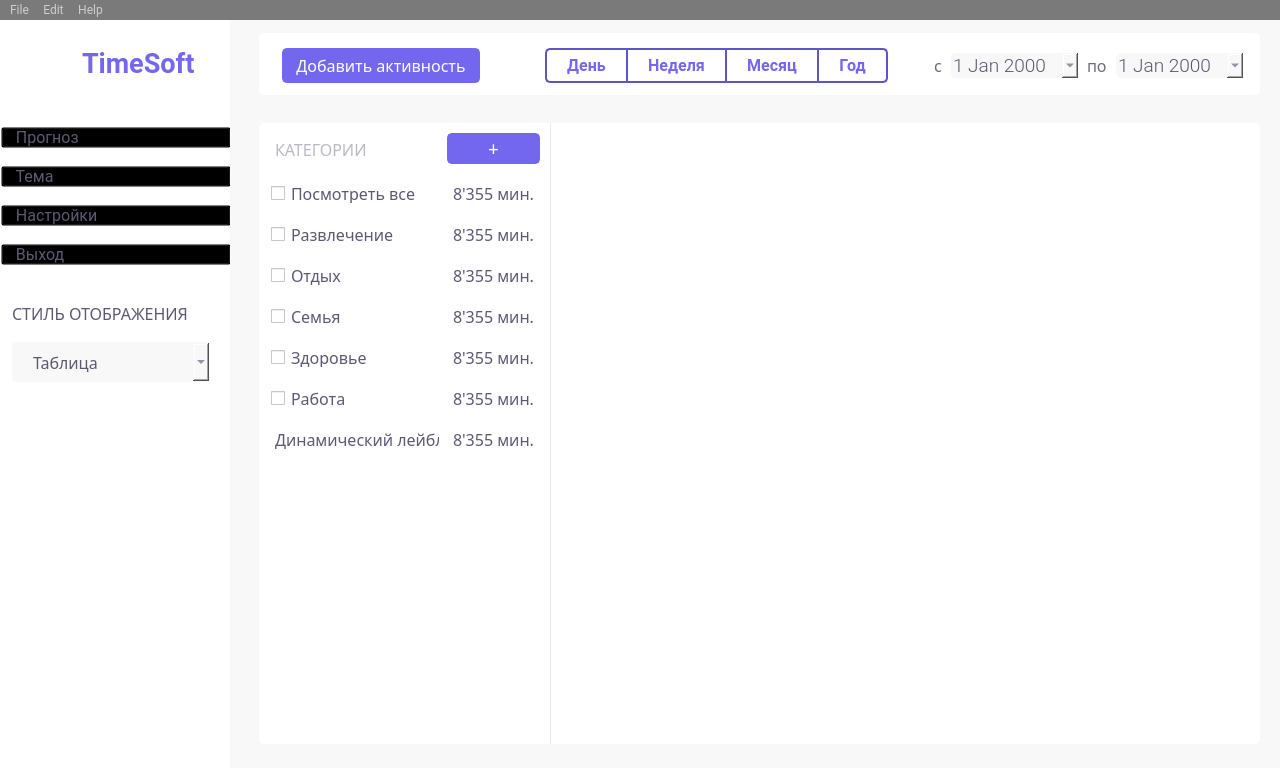
yurii-bel/project_2021, file design/mainwindow_w.ui: the form before one commit.
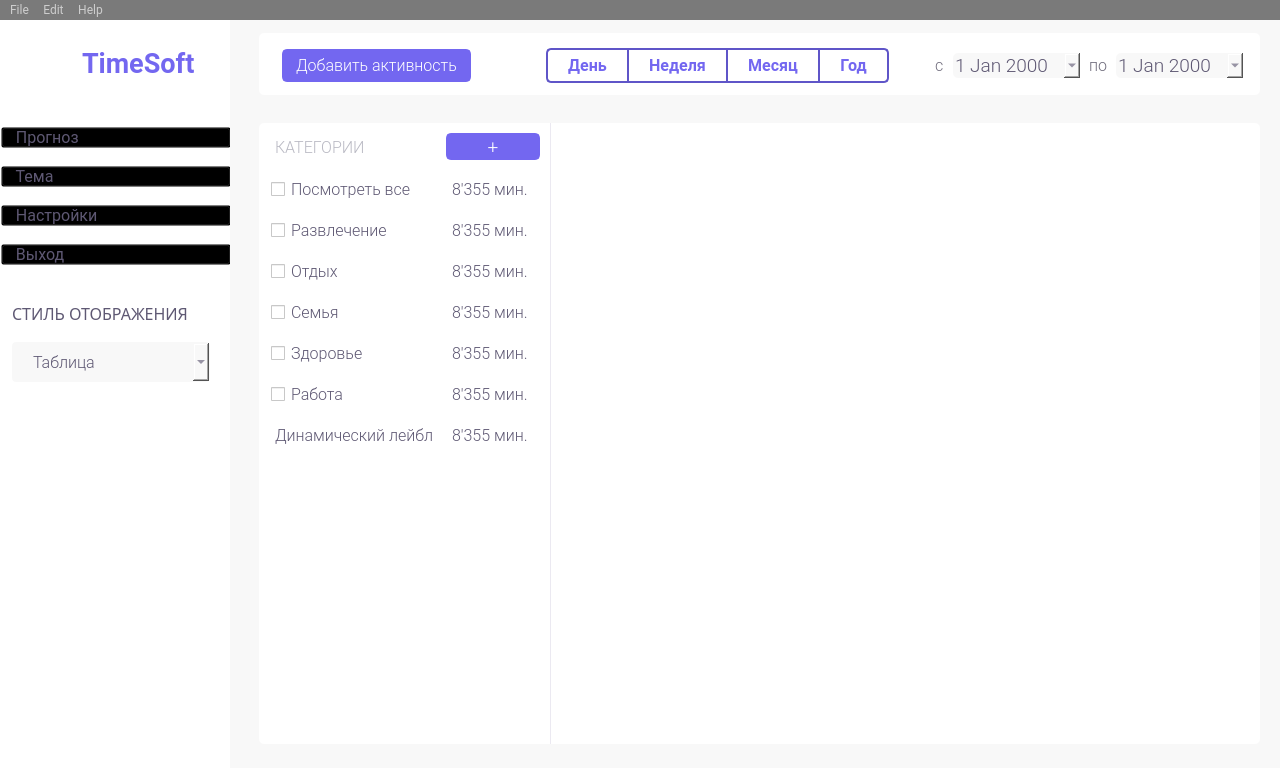
The form after the commit. Icons and pictures are not drawn.

Patch:
```diff
--- a/design/mainwindow_w.ui
+++ b/design/mainwindow_w.ui
@@ -350,7 +350,7 @@
            </property>
            <property name="font">
             <font>
-             <family>Roboto-Light</family>
+             <family>Roboto Light</family>
              <pointsize>12</pointsize>
             </font>
            </property>
@@ -358,7 +358,7 @@
             <string notr="true">QComboBox {
 background-color: rgb(248, 248, 248);
 color: rgb(94, 88, 115);
-border: 2px solid rgb(0, 0, 0, 0);
+border: 2px solid rgba(0, 0, 0, 0);
 border-radius: 5px;
 padding-left: 20px;
 padding-right: 10px;
@@ -464,7 +464,7 @@
        <widget class="QPushButton" name="mainwindow_w_btn_nav_add_act">
         <property name="font">
          <font>
-          <family>Roboto-Light</family>
+          <family>Roboto Light</family>
           <pointsize>12</pointsize>
          </font>
         </property>
@@ -707,7 +707,7 @@
        <widget class="QLabel" name="mainwindow_w_textlbl_s">
         <property name="font">
          <font>
-          <family>Roboto-Light</family>
+          <family>Roboto Light</family>
           <pointsize>12</pointsize>
          </font>
         </property>
@@ -752,7 +752,7 @@
        <widget class="QLabel" name="mainwindow_w_textlbl_po">
         <property name="font">
          <font>
-          <family>Roboto-Light</family>
+          <family>Roboto Light</family>
           <pointsize>12</pointsize>
          </font>
         </property>
@@ -842,7 +842,7 @@
         </property>
         <property name="font">
          <font>
-          <family>Roboto-Light</family>
+          <family>Roboto Light</family>
           <pointsize>12</pointsize>
           <weight>50</weight>
           <italic>false</italic>
@@ -851,7 +851,7 @@
         </property>
         <property name="styleSheet">
          <string notr="true">color: #B9B9C3;
-border: 2px solid rgb(0, 0, 0, 0);
+border: 2px solid rgba(0, 0, 0, 0);
 margin-top: 2px;</string>
         </property>
         <property name="text">
@@ -872,7 +872,7 @@
         </property>
         <property name="font">
          <font>
-          <family>Roboto-Light</family>
+          <family>Roboto Light</family>
           <pointsize>12</pointsize>
           <weight>50</weight>
           <italic>false</italic>
@@ -882,7 +882,7 @@
         <property name="styleSheet">
          <string notr="true">QLabel {
 color: #5E5873;
-border: 2px solid rgb(0, 0, 0, 0) ;
+border: 2px solid rgba(0, 0, 0, 0) ;
 }
 
 QLabel:hover {
@@ -906,14 +906,14 @@
         </property>
         <property name="font">
          <font>
-          <family>Roboto-Light</family>
+          <family>Roboto Light</family>
           <pointsize>12</pointsize>
          </font>
         </property>
         <property name="styleSheet">
          <string notr="true">QLabel {
 color: #5E5873;
-border: 2px solid rgb(0, 0, 0, 0) ;
+border: 2px solid rgba(0, 0, 0, 0) ;
 }
 
 QLabel:hover {
@@ -937,7 +937,7 @@
         </property>
         <property name="font">
          <font>
-          <family>Roboto-Light</family>
+          <family>Roboto Light</family>
           <pointsize>12</pointsize>
           <weight>50</weight>
           <italic>false</italic>
@@ -947,7 +947,7 @@
         <property name="styleSheet">
          <string notr="true">QCheckBox {
 color: #5E5873;
-border: 2px solid rgb(0, 0, 0, 0) ;
+border: 2px solid rgba(0, 0, 0, 0) ;
 }
 
 QCheckBox:hover {
@@ -971,7 +971,7 @@
         </property>
         <property name="font">
          <font>
-          <family>Roboto-Light</family>
+          <family>Roboto Light</family>
           <pointsize>12</pointsize>
           <weight>50</weight>
           <italic>false</italic>
@@ -981,7 +981,7 @@
         <property name="styleSheet">
          <string notr="true">QCheckBox {
 color: #5E5873;
-border: 2px solid rgb(0, 0, 0, 0) ;
+border: 2px solid rgba(0, 0, 0, 0) ;
 }
 
 QCheckBox:hover {
@@ -1005,14 +1005,14 @@
         </property>
         <property name="font">
          <font>
-          <family>Roboto-Light</family>
+          <family>Roboto Light</family>
           <pointsize>12</pointsize>
          </font>
         </property>
         <property name="styleSheet">
          <string notr="true">QLabel {
 color: #5E5873;
-border: 2px solid rgb(0, 0, 0, 0) ;
+border: 2px solid rgba(0, 0, 0, 0) ;
 }
 
 QLabel:hover {
@@ -1036,14 +1036,14 @@
         </property>
         <property name="font">
          <font>
-          <family>Roboto-Light</family>
+          <family>Roboto Light</family>
           <pointsize>12</pointsize>
          </font>
         </property>
         <property name="styleSheet">
          <string notr="true">QLabel {
 color: #5E5873;
-border: 2px solid rgb(0, 0, 0, 0) ;
+border: 2px solid rgba(0, 0, 0, 0) ;
 }
 
 QLabel:hover {
@@ -1067,7 +1067,7 @@
         </property>
         <property name="font">
          <font>
-          <family>Roboto-Light</family>
+          <family>Roboto Light</family>
           <pointsize>12</pointsize>
           <weight>50</weight>
           <italic>false</italic>
@@ -1077,7 +1077,7 @@
         <property name="styleSheet">
          <string notr="true">QCheckBox {
 color: #5E5873;
-border: 2px solid rgb(0, 0, 0, 0) ;
+border: 2px solid rgba(0, 0, 0, 0) ;
 }
 
 QCheckBox:hover {
@@ -1101,7 +1101,7 @@
         </property>
         <property name="font">
          <font>
-          <family>Roboto-Light</family>
+          <family>Roboto Light</family>
           <pointsize>12</pointsize>
           <weight>50</weight>
           <italic>false</italic>
@@ -1111,7 +1111,7 @@
         <property name="styleSheet">
          <string notr="true">QCheckBox {
 color: #5E5873;
-border: 2px solid rgb(0, 0, 0, 0) ;
+border: 2px solid rgba(0, 0, 0, 0) ;
 }
 
 QCheckBox:hover {
@@ -1141,7 +1141,7 @@
         </property>
         <property name="font">
          <font>
-          <family>Roboto-Light</family>
+          <family>Roboto Light</family>
           <pointsize>14</pointsize>
           <weight>50</weight>
           <italic>false</italic>
@@ -1184,14 +1184,14 @@
         </property>
         <property name="font">
          <font>
-          <family>Roboto-Light</family>
+          <family>Roboto Light</family>
           <pointsize>12</pointsize>
          </font>
         </property>
         <property name="styleSheet">
          <string notr="true">QLabel {
 color: #5E5873;
-border: 2px solid rgb(0, 0, 0, 0) ;
+border: 2px solid rgba(0, 0, 0, 0) ;
 }
 
 QLabel:hover {
@@ -1215,7 +1215,7 @@
         </property>
         <property name="font">
          <font>
-          <family>Roboto-Light</family>
+          <family>Roboto Light</family>
           <pointsize>12</pointsize>
           <weight>50</weight>
           <italic>false</italic>
@@ -1225,7 +1225,7 @@
         <property name="styleSheet">
          <string notr="true">QCheckBox {
 color: #5E5873;
-border: 2px solid rgb(0, 0, 0, 0) ;
+border: 2px solid rgba(0, 0, 0, 0) ;
 }
 
 QCheckBox:hover {
@@ -1249,14 +1249,14 @@
         </property>
         <property name="font">
          <font>
-          <family>Roboto-Light</family>
+          <family>Roboto Light</family>
           <pointsize>12</pointsize>
          </font>
         </property>
         <property name="styleSheet">
          <string notr="true">QLabel {
 color: #5E5873;
-border: 2px solid rgb(0, 0, 0, 0) ;
+border: 2px solid rgba(0, 0, 0, 0) ;
 }
 
 QLabel:hover {
@@ -1280,7 +1280,7 @@
         </property>
         <property name="font">
          <font>
-          <family>Roboto-Light</family>
+          <family>Roboto Light</family>
           <pointsize>12</pointsize>
           <weight>50</weight>
           <italic>false</italic>
@@ -1290,7 +1290,7 @@
         <property name="styleSheet">
          <string notr="true">QCheckBox {
 color: #5E5873;
-border: 2px solid rgb(0, 0, 0, 0) ;
+border: 2px solid rgba(0, 0, 0, 0) ;
 }
 
 QCheckBox:hover {
@@ -1314,14 +1314,14 @@
         </property>
         <property name="font">
          <font>
-          <family>Roboto-Light</family>
+          <family>Roboto Light</family>
           <pointsize>12</pointsize>
          </font>
         </property>
         <property name="styleSheet">
          <string notr="true">QLabel {
 color: #5E5873;
-border: 2px solid rgb(0, 0, 0, 0) ;
+border: 2px solid rgba(0, 0, 0, 0) ;
 }
 
 QLabel:hover {
@@ -1345,14 +1345,14 @@
         </property>
         <property name="font">
          <font>
-          <family>Roboto-Light</family>
+          <family>Roboto Light</family>
           <pointsize>12</pointsize>
          </font>
         </property>
         <property name="styleSheet">
          <string notr="true">QLabel {
 color: #5E5873;
-border: 2px solid rgb(0, 0, 0, 0) ;
+border: 2px solid rgba(0, 0, 0, 0) ;
 }
 
 QLabel:hover {
```
Left out of the diff: 17 changed lines with no effect on the pictures.
